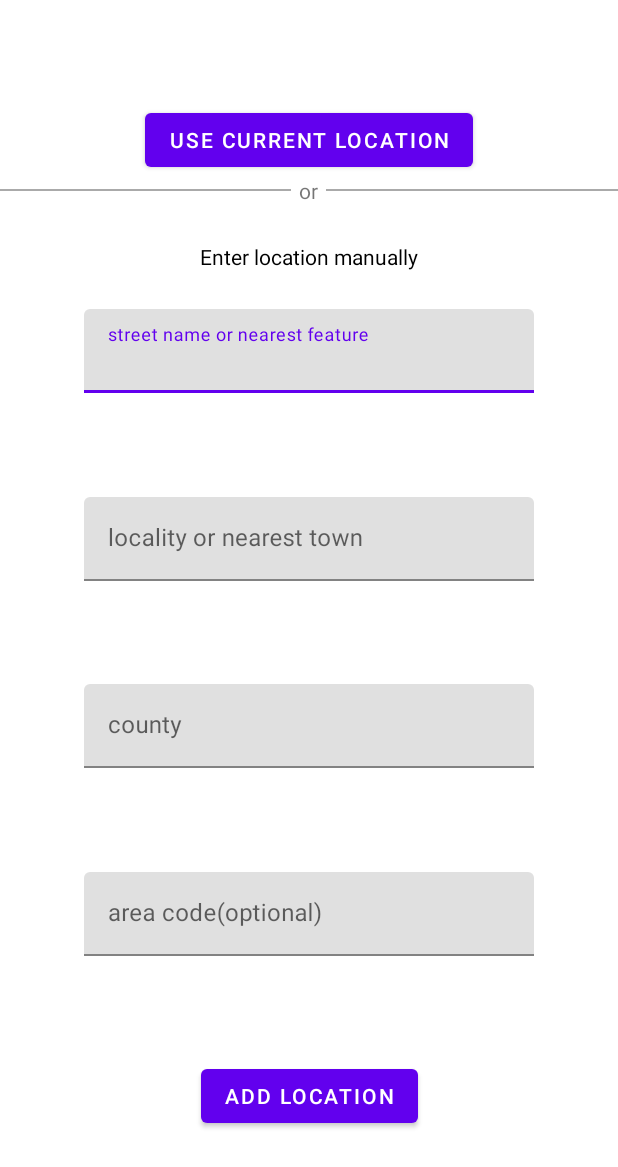
After one commit to vikie1/school-project, an Android app: the layout add_accident_second_step.xml on its own in the app's theme, with its tools: preview values and no code run, on a phone screen of 412 x 824 dp. The commit adds this screen. Shown: the top 1167 px of the screen. Run offline under Robolectric (Android 15) with nearby library versions, the phone set to English and light mode, and no system bars.

Commit message:
add layout of second step in accident input

```diff
--- a/AccidentTracking/app/src/main/java/com/example/accidenttracking/MainActivity.java
+++ b/AccidentTracking/app/src/main/java/com/example/accidenttracking/MainActivity.java
@@ -2,7 +2,10 @@ package com.example.accidenttracking;
 
 import androidx.appcompat.app.AppCompatActivity;
 
+import android.content.Intent;
 import android.os.Bundle;
+
+import com.example.accidenttracking.controller.accident.AddNewAccidentActivity;
 
 public class MainActivity extends AppCompatActivity {
 
--- a/AccidentTracking/app/src/main/java/com/example/accidenttracking/controller/accident/AddNewAccidentActivity.java
+++ b/AccidentTracking/app/src/main/java/com/example/accidenttracking/controller/accident/AddNewAccidentActivity.java
@@ -3,14 +3,27 @@ package com.example.accidenttracking.controller.accident;
 import androidx.appcompat.app.AppCompatActivity;
 
 import android.os.Bundle;
+import android.widget.ViewFlipper;
 
 import com.example.accidenttracking.R;
+import com.google.android.material.button.MaterialButton;
 
 public class AddNewAccidentActivity extends AppCompatActivity {
+    private ViewFlipper viewFlipper;
 
     @Override
     protected void onCreate(Bundle savedInstanceState) {
         super.onCreate(savedInstanceState);
         setContentView(R.layout.activity_add_new_accident);
+
+        viewFlipper = findViewById(R.id.accident_progress);
+
+        setUpButtonClicks();
+    }
+
+    private void setUpButtonClicks() {
+        MaterialButton stepOneBtn = findViewById(R.id.add_accident_step_1);
+
+        stepOneBtn.setOnClickListener(v -> viewFlipper.setDisplayedChild(1));
     }
 }
--- a/AccidentTracking/app/src/main/res/layout/activity_add_new_accident.xml
+++ b/AccidentTracking/app/src/main/res/layout/activity_add_new_accident.xml
@@ -20,13 +20,16 @@
 
     <ViewFlipper
         android:layout_width="match_parent"
-        android:layout_height="wrap_content"
+        android:layout_height="0dp"
+        app:layout_constraintVertical_weight="1"
         android:id="@+id/accident_progress"
         app:layout_constraintEnd_toEndOf="parent"
         app:layout_constraintStart_toStartOf="parent"
-        app:layout_constraintTop_toTopOf="@id/report_accident_header">
+        app:layout_constraintTop_toBottomOf="@id/report_accident_header"
+        app:layout_constraintBottom_toBottomOf="parent">
 
-        <include layout="@layout/add_accident_first_step"/>
+        <include layout="@layout/add_accident_first_step" />
+        <include layout="@layout/add_accident_second_step" />
 
     </ViewFlipper>
 </androidx.constraintlayout.widget.ConstraintLayout>
--- a/AccidentTracking/app/src/main/res/layout/add_accident_first_step.xml
+++ b/AccidentTracking/app/src/main/res/layout/add_accident_first_step.xml
@@ -11,7 +11,7 @@
         android:layout_marginTop="20dp"
         app:layout_constraintEnd_toEndOf="parent"
         app:layout_constraintStart_toStartOf="parent"
-        app:layout_constraintTop_toBottomOf="parent">
+        app:layout_constraintTop_toTopOf="parent">
 
         <com.google.android.material.textfield.TextInputEditText
             android:id="@+id/accident_type"
--- /dev/null
+++ b/AccidentTracking/app/src/main/res/layout/add_accident_second_step.xml
@@ -0,0 +1,137 @@
+<?xml version="1.0" encoding="utf-8"?>
+<androidx.constraintlayout.widget.ConstraintLayout xmlns:android="http://schemas.android.com/apk/res/android"
+    xmlns:tools="http://schemas.android.com/tools"
+    android:layout_width="match_parent"
+    android:layout_height="match_parent"
+    xmlns:app="http://schemas.android.com/apk/res-auto">
+
+    <LinearLayout
+        android:id="@+id/use_current_layout"
+        android:layout_width="match_parent"
+        android:layout_height="wrap_content"
+        android:orientation="vertical"
+        app:layout_constraintBottom_toTopOf="@id/street_address_layout"
+        app:layout_constraintTop_toTopOf="parent"
+        tools:layout_editor_absoluteX="10dp">
+
+        <com.google.android.material.button.MaterialButton
+            android:id="@+id/use_current"
+            android:layout_width="wrap_content"
+            android:layout_height="wrap_content"
+            android:layout_gravity="center_horizontal"
+            android:text="@string/use_current_location" />
+
+        <LinearLayout
+            android:layout_width="match_parent"
+            android:layout_height="match_parent"
+            android:gravity="center"
+            android:orientation="horizontal">
+
+            <View
+                android:layout_width="0dp"
+                android:layout_height="1dp"
+                android:layout_weight="1"
+                android:background="@android:color/darker_gray" />
+
+            <TextView
+                android:id="@+id/or_text"
+                android:layout_width="wrap_content"
+                android:layout_height="wrap_content"
+                android:paddingHorizontal="5dp"
+                android:text="@string/or" />
+
+            <View
+                android:layout_width="0dp"
+                android:layout_height="1dp"
+                android:layout_weight="1"
+                android:background="@android:color/darker_gray" />
+
+        </LinearLayout>
+    </LinearLayout>
+
+    <TextView
+        android:layout_width="wrap_content"
+        android:layout_height="wrap_content"
+        android:text="@string/enter_location_manually"
+        android:textColor="@color/black"
+        app:layout_constraintBottom_toTopOf="@id/street_address_layout"
+        app:layout_constraintTop_toBottomOf="@id/use_current_layout"
+        app:layout_constraintEnd_toEndOf="parent"
+        app:layout_constraintStart_toStartOf="parent"/>
+
+    <com.google.android.material.textfield.TextInputLayout
+        android:id="@+id/street_address_layout"
+        android:layout_width="300dp"
+        android:layout_height="wrap_content"
+        android:hint="@string/street_address"
+        app:layout_constraintStart_toStartOf="parent"
+        app:layout_constraintEnd_toEndOf="parent"
+        app:layout_constraintTop_toBottomOf="@id/use_current_layout"
+        app:layout_constraintBottom_toTopOf="@id/locality_layout">
+
+        <com.google.android.material.textfield.TextInputEditText
+            android:id="@+id/street_address"
+            android:layout_width="match_parent"
+            android:layout_height="wrap_content"
+            android:inputType="text" />
+    </com.google.android.material.textfield.TextInputLayout>
+
+    <com.google.android.material.textfield.TextInputLayout
+        android:id="@+id/locality_layout"
+        android:layout_width="300dp"
+        android:layout_height="wrap_content"
+        android:hint="@string/locality"
+        app:layout_constraintStart_toStartOf="parent"
+        app:layout_constraintEnd_toEndOf="parent"
+        app:layout_constraintTop_toBottomOf="@id/street_address_layout"
+        app:layout_constraintBottom_toTopOf="@id/city_layout">
+
+        <com.google.android.material.textfield.TextInputEditText
+            android:id="@+id/locality"
+            android:layout_width="match_parent"
+            android:layout_height="wrap_content"
+            android:inputType="text" />
+    </com.google.android.material.textfield.TextInputLayout>
+
+    <com.google.android.material.textfield.TextInputLayout
+        android:id="@+id/city_layout"
+        android:layout_width="300dp"
+        android:layout_height="wrap_content"
+        android:hint="@string/city"
+        app:layout_constraintStart_toStartOf="parent"
+        app:layout_constraintEnd_toEndOf="parent"
+        app:layout_constraintTop_toBottomOf="@id/locality_layout"
+        app:layout_constraintBottom_toTopOf="@id/pin_code_layout">
+        <com.google.android.material.textfield.TextInputEditText
+            android:id="@+id/city"
+            android:layout_width="match_parent"
+            android:layout_height="wrap_content"
+            android:inputType="text" />
+    </com.google.android.material.textfield.TextInputLayout>
+
+    <com.google.android.material.textfield.TextInputLayout
+        android:id="@+id/pin_code_layout"
+        android:layout_width="300dp"
+        android:layout_height="wrap_content"
+        android:hint="@string/pin_code"
+        app:layout_constraintStart_toStartOf="parent"
+        app:layout_constraintEnd_toEndOf="parent"
+        app:layout_constraintTop_toBottomOf="@id/city_layout"
+        app:layout_constraintBottom_toTopOf="@id/add_location">
+        <com.google.android.material.textfield.TextInputEditText
+            android:id="@+id/pin_code"
+            android:layout_width="match_parent"
+            android:layout_height="wrap_content"
+            android:inputType="textPostalAddress" />
+    </com.google.android.material.textfield.TextInputLayout>
+
+    <com.google.android.material.button.MaterialButton
+        android:id="@+id/add_location"
+        android:layout_width="wrap_content"
+        android:layout_height="wrap_content"
+        android:text="@string/add_location"
+        app:layout_constraintStart_toStartOf="parent"
+        app:layout_constraintEnd_toEndOf="parent"
+        app:layout_constraintTop_toBottomOf="@id/pin_code_layout"
+        app:layout_constraintBottom_toBottomOf="parent"/>
+</androidx.constraintlayout.widget.ConstraintLayout>
--- a/AccidentTracking/app/src/main/res/values/strings.xml
+++ b/AccidentTracking/app/src/main/res/values/strings.xml
@@ -12,4 +12,12 @@
     <string name="casualties">Casualties: passenger, passersby, other</string>
     <string name="current_loc">Are you at the scene now?</string>
     <string name="proceed">Proceed</string>
+    <string name="use_current_location">use current location</string>
+    <string name="or">or</string>
+    <string name="add_location">add location</string>
+    <string name="pin_code">area code(optional)</string>
+    <string name="city">county</string>
+    <string name="locality">locality or nearest town</string>
+    <string name="street_address">street name or nearest feature</string>
+    <string name="enter_location_manually">Enter location manually</string>
 </resources>
```
